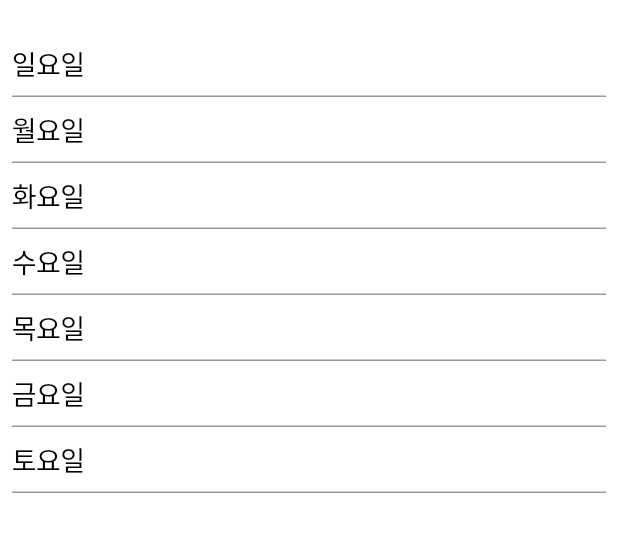
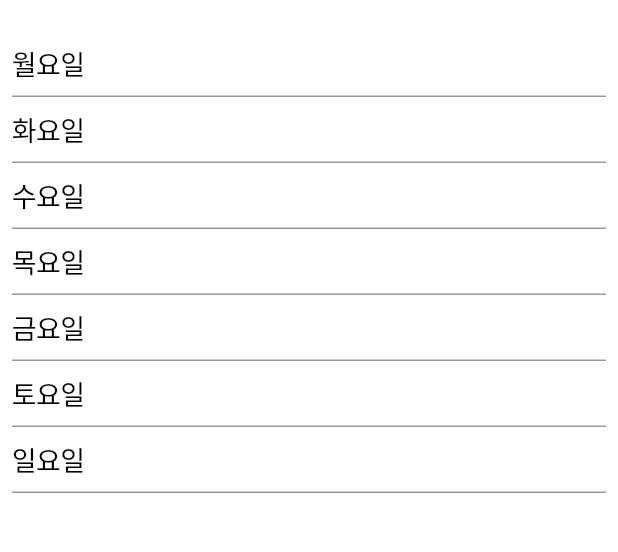
Before and after one commit to ProjectFRIDAY/Plan-Dial-Renewal, a Flutter app: the SelectDayPage screen opened directly, on a phone screen of 412 x 824 dp, the part 50-602 px from its top. Run offline on Flutter 3.47's test engine with Material 2 defaults, Android fonts, the phone set to English and light mode, and no system bars; our stand-ins replace flutter_local_notifications, sqflite, syncfusion_flutter_calendar, timezone; missing offline and left inert: cupertino_list_tile, dart:ffi; accounts and stored records are empty.

```diff
--- a/lib/screens/select_page.dart
+++ b/lib/screens/select_page.dart
@@ -1,5 +1,7 @@
 import 'package:flutter/cupertino.dart';
 import 'package:flutter/material.dart';
+
+import 'Add_Dial.dart';
 
 // SelectDayPage
 class SelectDayPage extends StatelessWidget {
@@ -30,7 +32,7 @@ class SelectDayList extends StatefulWidget {
 }
 
 class _SelectDayListState extends State<SelectDayList> {
-  List<String> dayNameList = ['일요일', '월요일', '화요일', '수요일', '목요일', '금요일', '토요일'];
+  List<String> dayNameList = ['월요일', '화요일', '수요일', '목요일', '금요일', '토요일', '일요일'];
   @override
   Widget build(BuildContext context) {
     return Column(
@@ -42,7 +44,7 @@ class _SelectDayListState extends State<SelectDayList> {
           shrinkWrap: true,
           padding: const EdgeInsets.all(8),
           children: [
-            for (var i = 0; i < 7; i++) SelectDayButton(dayNameList[i])
+            for (var i = 0; i < 7; i++) SelectDayButton(dayNameList[i], i)
           ],
         ),
       ],
@@ -50,10 +52,13 @@ class _SelectDayListState extends State<SelectDayList> {
   }
 }
 
+List<int> selectDayNumber = [0, 0, 0, 0, 0, 0, 0];
+
 // Day select Button
 class SelectDayButton extends StatefulWidget {
   final String dayName;
-  SelectDayButton(this.dayName) : super();
+  final int dayCount;
+  SelectDayButton(this.dayName, this.dayCount) : super();
 
   @override
   State<SelectDayButton> createState() => _SelectDayButtonState();
@@ -61,7 +66,6 @@ class SelectDayButton extends StatefulWidget {
 
 class _SelectDayButtonState extends State<SelectDayButton> {
   bool ischecked = false;
-
   @override
   Widget build(BuildContext context) {
     return CupertinoButton(
@@ -96,6 +100,7 @@ class _SelectDayButtonState extends State<SelectDayButton> {
               ischecked = false;
             } else {
               ischecked = true;
+              selectDayNumber[widget.dayCount] = 1;
             }
           });
         });
```
Also changed, not shown: lib/screens/Add_Dial.dart (+25 -2 lines), lib/screens/test.dart (deleted, +0 -40 lines), 1 other file.
